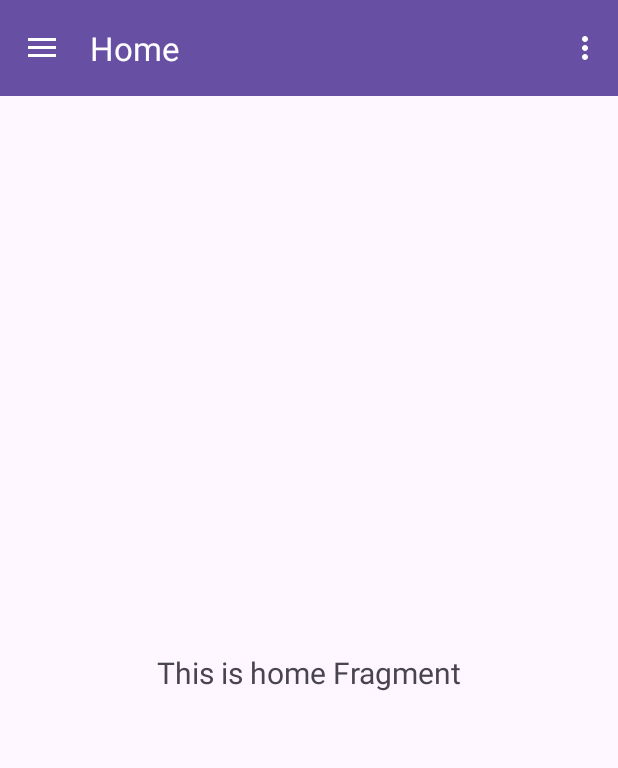
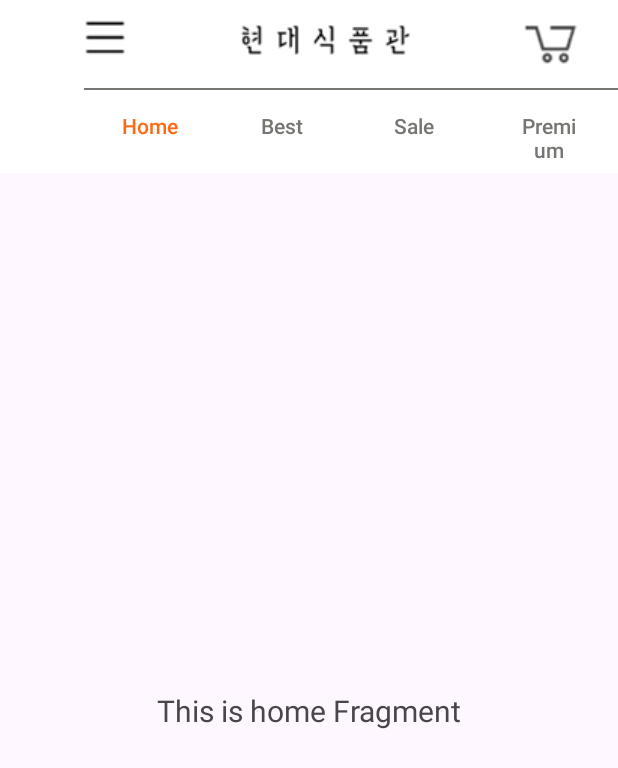
Before and after one commit to chocomochalatte/bundlebundle, an Android app: the screen it shows after launch (BasicActivity), on a phone screen of 412 x 824 dp. Shown: the top 768 px of the screen. Run offline under Robolectric (Android 15) with nearby library versions, the light colour scheme and no system bars; our stand-ins replace navigation-ui.

Commit message:
feat: basic activity 구현 (appbar + navigation drawer)

```diff
--- a/app/src/main/java/com/example/bundlebundle/BasicActivity.kt
+++ b/app/src/main/java/com/example/bundlebundle/BasicActivity.kt
@@ -27,27 +27,30 @@ class BasicActivity : AppCompatActivity() {
 
         setSupportActionBar(binding.appBarBasic.toolbar)
 
-//        binding.appBarBasic.fab.setOnClickListener { view ->
-//            Snackbar.make(view, "Replace with your own action", Snackbar.LENGTH_LONG)
-//                .setAction("Action", null).show()
-//        }
         val drawerLayout: DrawerLayout = binding.drawerLayout
         val navView: NavigationView = binding.navView
         val navController = findNavController(R.id.nav_host_fragment_content_basic)
-        // Passing each menu ID as a set of Ids because each
-        // menu should be considered as top level destinations.
-        appBarConfiguration = AppBarConfiguration(
-            setOf(
-                R.id.nav_home
-//                R.id.nav_home, R.id.nav_gallery, R.id.nav_slideshow
-            ), drawerLayout
-        )
+
+        val topLevelDestinations = setTopLevelMainFragment()
+        appBarConfiguration = createAppBarConfiguration(topLevelDestinations, binding.drawerLayout)
+
         setupActionBarWithNavController(navController, appBarConfiguration)
         navView.setupWithNavController(navController)
     }
 
+    protected open fun setTopLevelMainFragment(): Set<Int> {
+        return setOf(
+            R.id.nav_home
+        )
+    }
+
+    private fun createAppBarConfiguration(topLevelDestinations: Set<Int>, drawerLayout: DrawerLayout): AppBarConfiguration {
+        return AppBarConfiguration.Builder(topLevelDestinations)
+            .setOpenableLayout(drawerLayout)
+            .build()
+    }
+
     override fun onCreateOptionsMenu(menu: Menu): Boolean {
-        // Inflate the menu; this adds items to the action bar if it is present.
         menuInflater.inflate(R.menu.basic, menu)
         return true
     }
--- a/app/src/main/res/layout/app_bar_basic.xml
+++ b/app/src/main/res/layout/app_bar_basic.xml
@@ -14,9 +14,124 @@
         <androidx.appcompat.widget.Toolbar
             android:id="@+id/toolbar"
             android:layout_width="match_parent"
-            android:layout_height="?attr/actionBarSize"
-            android:background="?attr/colorPrimary"
-            app:popupTheme="@style/Theme.BundleBundle.PopupOverlay" />
+            android:layout_height="wrap_content"
+            android:background="@color/white"
+            android:theme="@style/ThemeOverlay.AppCompat.ActionBar"
+            app:popupTheme="@style/ThemeOverlay.AppCompat.Light">
+
+            <LinearLayout
+                android:layout_width="match_parent"
+                android:layout_height="wrap_content"
+                android:orientation="vertical">
+
+                <LinearLayout
+                    android:layout_width="match_parent"
+                    android:layout_height="wrap_content"
+                    android:layout_marginTop="10dp"
+                    android:layout_marginBottom="15dp"
+                    android:gravity="center_vertical"
+                    android:orientation="horizontal">
+
+                    <!-- 왼쪽 요소 -->
+                    <ImageButton
+                        android:id="@+id/menuButton"
+                        android:layout_width="wrap_content"
+                        android:layout_height="wrap_content"
+                        android:background="@color/white"
+                        android:src="@drawable/menu" />
+
+                    <!-- 가운데 요소 -->
+                    <ImageButton
+                        android:id="@+id/shopImage"
+                        android:layout_width="wrap_content"
+                        android:layout_height="wrap_content"
+                        android:layout_weight="2"
+                        android:background="@color/white"
+                        android:src="@drawable/logo" />
+
+                    <!-- 오른쪽 요소 -->
+                    <RelativeLayout
+                        android:layout_width="wrap_content"
+                        android:layout_height="wrap_content"
+                        android:layout_marginRight="40px">
+
+                        <ImageButton
+                            android:id="@+id/cartImage"
+                            android:layout_width="wrap_content"
+                            android:layout_height="wrap_content"
+                            android:background="@color/white"
+                            android:src="@drawable/jangbaguni" />
+
+                        <TextView
+                            android:id="@+id/cartCount"
+                            android:layout_width="wrap_content"
+                            android:layout_height="wrap_content"
+                            android:layout_alignTop="@id/cartImage"
+                            android:layout_alignEnd="@id/cartImage"
+                            android:background="@drawable/circle"
+                            android:padding="2dp"
+                            android:text="0"
+                            android:textColor="@color/white"
+                            android:textSize="12sp"
+                            android:visibility="invisible" />
+                    </RelativeLayout>
+                </LinearLayout>
+                <!-- 수평선 -->
+                <View
+                    android:layout_width="match_parent"
+                    android:layout_height="1dp"
+                    android:background="@color/middle_gray"
+                    android:layout_marginLeft="-10dp"/>
+
+                <LinearLayout
+                    android:layout_width="match_parent"
+                    android:layout_height="wrap_content"
+                    android:orientation="horizontal">
+
+                    <!-- Home 버튼 -->
+                    <Button
+                        android:id="@+id/homeButton"
+                        android:layout_width="wrap_content"
+                        android:layout_height="wrap_content"
+                        android:background="@android:color/transparent"
+                        android:text="Home"
+                        android:textColor="@color/orange" />
+
+
+                    <!-- Best 버튼 -->
+                    <Button
+                        android:id="@+id/bestButton"
+                        android:layout_width="wrap_content"
+                        android:layout_height="wrap_content"
+                        android:background="@android:color/transparent"
+                        android:text="Best"
+                        android:textColor="@color/middle_gray" />
+
+
+                    <!-- Sale 버튼 -->
+                    <Button
+                        android:id="@+id/saleButton"
+                        android:layout_width="wrap_content"
+                        android:layout_height="wrap_content"
+                        android:background="@android:color/transparent"
+                        android:text="Sale"
+                        android:textColor="@color/middle_gray" />
+
+
+                    <!-- Premium 버튼 -->
+                    <Button
+                        android:id="@+id/premiumButton"
+                        android:layout_width="wrap_content"
+                        android:layout_height="wrap_content"
+                        android:background="@android:color/transparent"
+                        android:text="Premium"
+                        android:textColor="@color/middle_gray" />
+                </LinearLayout>
+
+
+            </LinearLayout>
+
+        </androidx.appcompat.widget.Toolbar>
 
     </com.google.android.material.appbar.AppBarLayout>
 
--- a/app/src/main/res/layout/maintoolbar.xml
+++ b/app/src/main/res/layout/maintoolbar.xml
@@ -1,5 +1,6 @@
 <?xml version="1.0" encoding="utf-8"?>
-<androidx.appcompat.widget.Toolbar xmlns:android="http://schemas.android.com/apk/res/android"
+<androidx.appcompat.widget.Toolbar
+    xmlns:android="http://schemas.android.com/apk/res/android"
     xmlns:app="http://schemas.android.com/apk/res-auto"
     android:id="@+id/toolbar"
     android:layout_width="match_parent"
--- a/app/src/main/res/menu/basic.xml
+++ b/app/src/main/res/menu/basic.xml
@@ -1,9 +1,9 @@
 <?xml version="1.0" encoding="utf-8"?>
 <menu xmlns:android="http://schemas.android.com/apk/res/android"
     xmlns:app="http://schemas.android.com/apk/res-auto">
-    <item
-        android:id="@+id/action_settings"
-        android:orderInCategory="100"
-        android:title="@string/action_settings"
-        app:showAsAction="never" />
+<!--    <item-->
+<!--        android:id="@+id/action_settings"-->
+<!--        android:orderInCategory="100"-->
+<!--        android:title="@string/action_settings"-->
+<!--        app:showAsAction="never" />-->
 </menu>
--- a/app/src/main/res/values/themes.xml
+++ b/app/src/main/res/values/themes.xml
@@ -12,6 +12,10 @@
         <item name="windowNoTitle">true</item>
     </style>
 
+    <style name="AppTheme" parent="Theme.MaterialComponents.Light.NoActionBar">
+        <!-- 테마에 관련된 속성들 -->
+    </style>
+
     <style name="Theme.BundleBundle.AppBarOverlay" parent="ThemeOverlay.AppCompat.Dark.ActionBar" />
 
     <style name="Theme.BundleBundle.PopupOverlay" parent="ThemeOverlay.AppCompat.Light" />
```
Also changed, not shown: app/src/main/res/layout/nav_header_basic.xml (line endings or trailing spaces).
